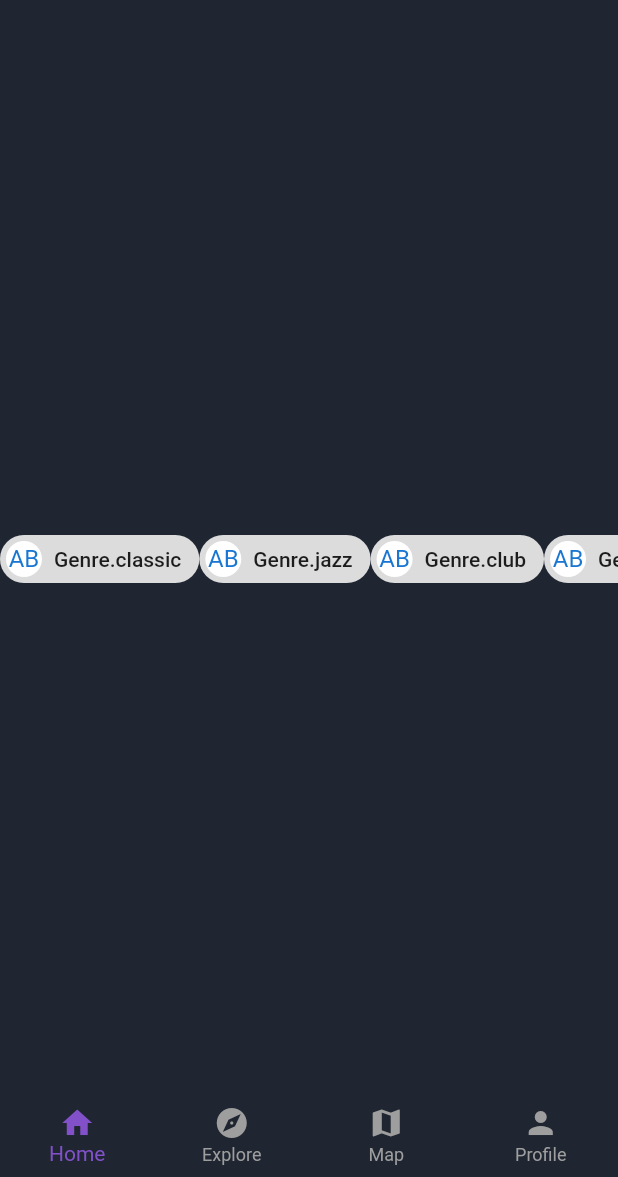
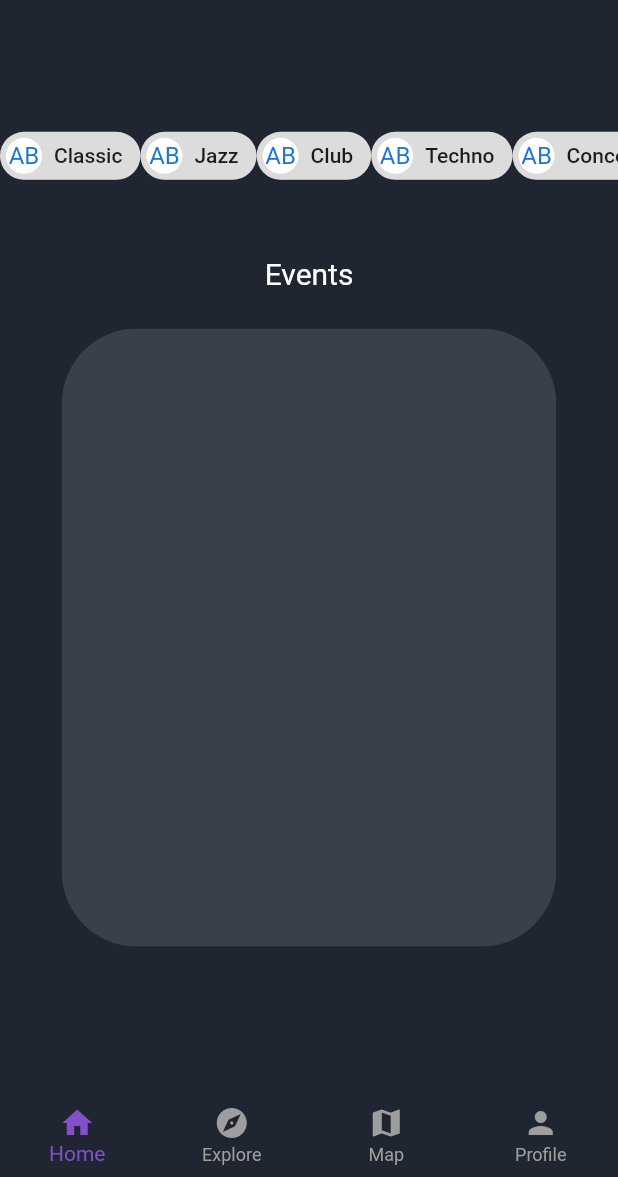
Before and after one commit to Just-another-Muensterhack/revent, a Flutter app: the screen it shows after launch, on a phone screen of 412 x 824 dp, the part 59-1236 px from its top. Run offline on Flutter 3.47's test engine with Material 2 defaults, Android fonts, the phone set to English and light mode, and no system bars; our stand-ins replace cloud_firestore, firebase_auth, firebase_core, google_sign_in; accounts and stored records are empty; Roboto replaces fonts that are missing (Poppings).

Commit message:
added Routing to HomePage; updated HomePage Design; added Genres

```diff
--- a/lib/models/commons.dart
+++ b/lib/models/commons.dart
@@ -8,6 +8,10 @@ enum Genre {
   jazz,
   club,
   techno,
+  concert,
+  music,
+  art,
+  theater,
 }
 
 // Request generally used for friendrequests or catches
--- /dev/null
+++ b/lib/pages/explore_page.dart
@@ -0,0 +1,11 @@
+import 'package:flutter/cupertino.dart';
+
+class ExplorePage extends StatelessWidget{
+  @override
+  Widget build(BuildContext context) {
+    return Container(
+      child: Text("Explores"),
+    );
+  }
+
+}
--- a/lib/pages/home_page.dart
+++ b/lib/pages/home_page.dart
@@ -3,13 +3,90 @@ import 'package:flutter/material.dart';
 import 'package:flutter/rendering.dart';
 import 'package:revent/main.dart';
 import 'package:revent/models/commons.dart';
+import 'package:revent/pages/map_page.dart';
+import 'package:revent/pages/explore_page.dart';
+import 'package:revent/pages/profile_page.dart';
 
 class HomePage extends StatefulWidget {
   @override
   State<StatefulWidget> createState() => _HomePageState();
 }
 
+Widget _getWidgetOptions(int index, BuildContext context) {
+  switch (index) {
+    case 0:
+      return Padding(
+        padding: EdgeInsets.fromLTRB(0, 20, 0, 20),
+        child: Column(
+          mainAxisAlignment: MainAxisAlignment.spaceBetween,
+          children: [
+            Expanded(
+              flex: 1,
+              child: Align(
+                alignment: Alignment.topLeft,
+                child: ListView.builder(
+                  shrinkWrap: true,
+                  itemCount: Genre.values.length,
+                  itemBuilder: (context, index) {
+                    Genre genre = Genre.values[index];
+
+                    return Chip(
+                      avatar: CircleAvatar(
+                        backgroundColor: Colors.white,
+                        child: const Text("AB"),
+                      ),
+                      label: Text(genre.toString().substring(6,7).toUpperCase() + genre.toString().substring(7)),
+                    );
+                  },
+                  scrollDirection: Axis.horizontal,
+                ),
+              ),
+            ),
+            Expanded(
+              flex: 4,
+              child: Align(
+                  alignment: Alignment.topCenter,
+                  child: Column(
+                    mainAxisAlignment: MainAxisAlignment.start,
+                    children: [
+                      Text(
+                        "Events",
+                        style: TextStyle(color: Colors.white, fontSize: 20),
+                      ),
+                      Padding(
+                        padding: EdgeInsets.all(25),
+                        child: ClipRRect(
+                          borderRadius: BorderRadius.circular(50),
+                          child: Container(
+                            color: Colors.white12,
+                            height: MediaQuery.of(context).size.height * 0.5,
+                            width: MediaQuery.of(context).size.width * 0.8,
+                          ),
+                        ),
+                      ),
+                    ],
+                  )),
+            ),
+          ],
+        ),
+      );
+    case 1:
+      return ExplorePage();
+    case 2:
+      return MapPage();
+    case 3:
+      return ProfilePage();
+  }
+
+  return Container(
+    child: Text(
+      "Error Navigation Index out of Bounds",
+    ),
+  );
+}
+
 class _HomePageState extends State<HomePage> {
+  int _navigationbarIndex = 0;
 
   @override
   Widget build(BuildContext context) {
@@ -32,22 +109,7 @@ class _HomePageState extends State<HomePage> {
           )
         ],
       ),
-      body: ListView.builder(
-        shrinkWrap: true,
-        itemCount: Genre.values.length,
-        itemBuilder: (context, index) {
-          Genre genre = Genre.values[index];
-
-          return Chip(
-            avatar: CircleAvatar(
-              backgroundColor: Colors.white,
-              child: const Text("AB"),
-            ),
-            label: Text(genre.toString()),
-          );
-        },
-        scrollDirection: Axis.horizontal,
-      ),
+      body: _getWidgetOptions(_navigationbarIndex, context),
       bottomNavigationBar: new Theme(
         data: Theme.of(context).copyWith(
             canvasColor: primary,
@@ -60,7 +122,12 @@ class _HomePageState extends State<HomePage> {
           selectedItemColor: secondary,
           unselectedItemColor: Colors.grey,
           backgroundColor: primary,
-          currentIndex: 0,
+          currentIndex: _navigationbarIndex,
+          onTap: (value) {
+            setState(() {
+              _navigationbarIndex = value;
+            });
+          },
           items: [
             BottomNavigationBarItem(
               label: "Home",
--- /dev/null
+++ b/lib/pages/map_page.dart
@@ -0,0 +1,10 @@
+import 'package:flutter/cupertino.dart';
+
+class MapPage extends StatelessWidget {
+  @override
+  Widget build(BuildContext context) {
+    return Container(
+      child: Text("Map"),
+    );
+  }
+}
--- /dev/null
+++ b/lib/pages/profile_page.dart
@@ -0,0 +1,10 @@
+import 'package:flutter/cupertino.dart';
+
+class ProfilePage extends StatelessWidget {
+  @override
+  Widget build(BuildContext context) {
+    return Container(
+      child: Text("Profile"),
+    );
+  }
+}
```
